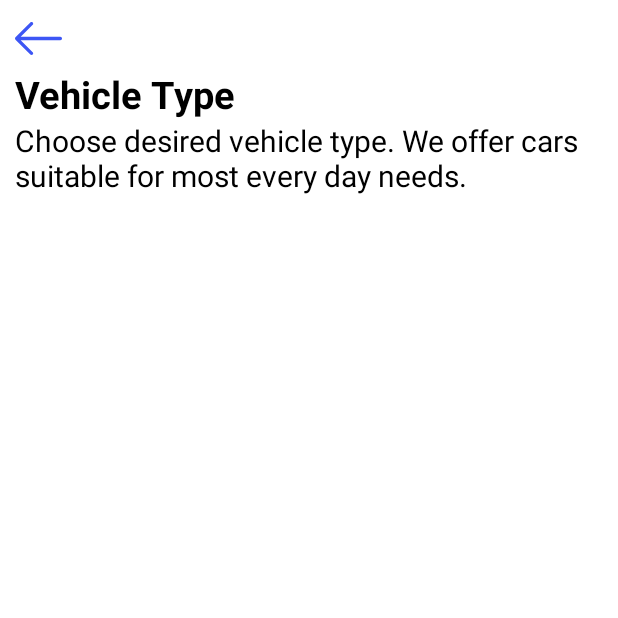
After one commit to Soko-Aerial/LiftAndPay-Passenger, an Android app: the VehicleTypeActivity screen opened directly, with no data from a screen before it, on a phone screen of 412 x 824 dp, the top half of it. The commit adds this screen. Run offline under Robolectric (Android 15) with nearby library versions, the phone set to English and light mode, and no system bars.

```diff
--- a/app/build.gradle
+++ b/app/build.gradle
@@ -41,6 +41,10 @@ dependencies {
     androidTestImplementation 'androidx.test.espresso:espresso-core:3.3.0'
     implementation 'nl.joery.animatedbottombar:library:1.0.9'
 
+    implementation 'org.osmdroid:osmdroid-android:6.1.0'
+    implementation 'com.github.MKergall:osmbonuspack:6.6.0'
+    implementation 'com.github.AsynctaskCoffee:AndroidOfflineMapLibrary:v1'
+
 
     implementation 'com.google.android.material:material:1.1.0-alpha10'
 
--- a/app/src/main/java/com/example/liftandpay_passenger/MainActivity.java
+++ b/app/src/main/java/com/example/liftandpay_passenger/MainActivity.java
@@ -10,7 +10,9 @@ import android.view.MenuItem;
 import android.view.View;
 
 import com.google.android.material.bottomnavigation.BottomNavigationView;
-
+import org.osmdroid.util.GeoPoint;
+import org.osmdroid.views.MapController;
+import org.osmdroid.views.MapView;
 import org.jetbrains.annotations.NotNull;
 import org.jetbrains.annotations.Nullable;
 
--- /dev/null
+++ b/app/src/main/java/com/example/liftandpay_passenger/VehicleTypeActivity.java
@@ -0,0 +1,14 @@
+package com.example.liftandpay_passenger;
+
+import androidx.appcompat.app.AppCompatActivity;
+
+import android.os.Bundle;
+
+public class VehicleTypeActivity extends AppCompatActivity {
+
+    @Override
+    protected void onCreate(Bundle savedInstanceState) {
+        super.onCreate(savedInstanceState);
+        setContentView(R.layout.activity_vehicle_type);
+    }
+}
--- a/app/src/main/res/layout/activity_add_card_details.xml
+++ b/app/src/main/res/layout/activity_add_card_details.xml
@@ -34,13 +34,17 @@
         android:id="@+id/filledTextField"
         app:endIconDrawable="@drawable/ic_icons8_visa"
         android:layout_marginTop="100dp"
-        android:backgroundTint="#f2f2f2"
+        app:startIconTintMode="src_in"
+        android:backgroundTint="#3d567d"
         android:layout_width="match_parent"
         android:layout_height="wrap_content"
         android:hint="card number">
 
         <com.google.android.material.textfield.TextInputEditText
             android:layout_width="match_parent"
+            android:backgroundTint="#f2f2f2"
+            app:startIconDrawable="@drawable/ic_currency"
+            android:layout_marginStart="10dp"
             android:layout_height="wrap_content"
             />
 
--- /dev/null
+++ b/app/src/main/res/layout/activity_vehicle_type.xml
@@ -0,0 +1,38 @@
+<?xml version="1.0" encoding="utf-8"?>
+<RelativeLayout xmlns:android="http://schemas.android.com/apk/res/android"
+    xmlns:app="http://schemas.android.com/apk/res-auto"
+    xmlns:tools="http://schemas.android.com/tools"
+    android:layout_width="match_parent"
+    android:layout_height="match_parent"
+    tools:context=".RideDetailsActivity">
+    <ImageView
+        android:layout_width="wrap_content"
+        android:layout_height="wrap_content"
+        android:layout_marginTop="10sp"
+        android:layout_marginStart="10dp"
+        android:src="@drawable/ic_left_arrow_1_"/>
+
+    <TextView
+        android:id="@+id/yourProfileTextId"
+        android:layout_width="wrap_content"
+        android:layout_height="wrap_content"
+        android:textSize="25dp"
+        android:layout_marginTop="45dp"
+        android:textStyle="bold"
+        android:layout_marginStart="10dp"
+        android:textColor="@color/black"
+        android:text="Vehicle Type" />
+
+    <TextView
+        android:id="@+id/activityDescriptionTextId"
+        android:layout_width="wrap_content"
+        android:layout_height="wrap_content"
+        android:layout_marginStart="10dp"
+        android:layout_below="@id/yourProfileTextId"
+        android:text="Choose desired vehicle type. We offer cars suitable for most every day needs."
+        android:textColor="@color/black"
+        android:textSize="20dp" />
+
+
+
+</RelativeLayout>
--- a/build.gradle
+++ b/build.gradle
@@ -16,6 +16,7 @@ allprojects {
     repositories {
         google()
         jcenter()
+        maven { url 'https://jitpack.io' }
     }
 }
 
```
Also changed, not shown: app/src/main/AndroidManifest.xml (+14 -1 lines), app/src/main/java/com/example/liftandpay_passenger/MainFragment.java (+36 -40 lines), app/src/main/res/layout/fragment_home.xml (deleted, +0 -14 lines), app/src/main/res/layout/fragment_main.xml (+9 -4 lines), app/src/main/res/drawable/map1.jpg (added).
